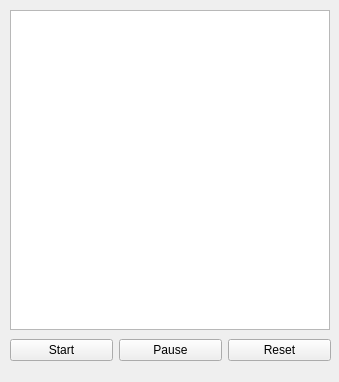
The window that timer.ui (Krahzekihz/Project-MAVERICK) describes before a commit, drawn with Qt 5.
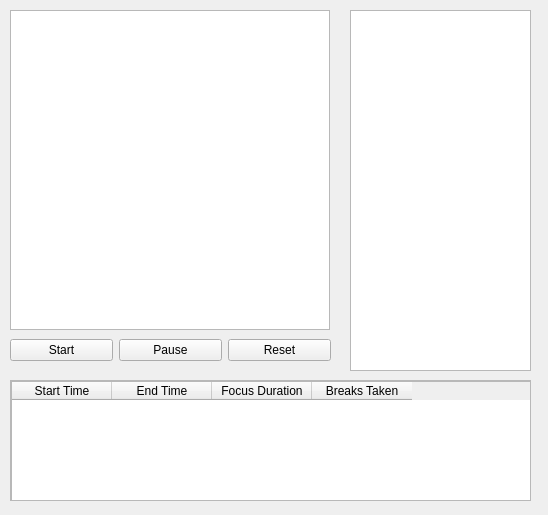
The same window after the commit.

Commit message: Pomodoro Main Features

```diff
--- a/timer.ui
+++ b/timer.ui
@@ -6,8 +6,8 @@
    <rect>
     <x>0</x>
     <y>0</y>
-    <width>339</width>
-    <height>382</height>
+    <width>548</width>
+    <height>515</height>
    </rect>
   </property>
   <property name="windowTitle">
@@ -59,6 +59,72 @@
     <enum>Qt::LayoutDirection::LeftToRight</enum>
    </property>
   </widget>
+  <widget class="QTextEdit" name="PomodoroStats">
+   <property name="geometry">
+    <rect>
+     <x>350</x>
+     <y>10</y>
+     <width>181</width>
+     <height>361</height>
+    </rect>
+   </property>
+   <property name="readOnly">
+    <bool>true</bool>
+   </property>
+  </widget>
+  <widget class="QScrollArea" name="scrollArea">
+   <property name="geometry">
+    <rect>
+     <x>10</x>
+     <y>380</y>
+     <width>521</width>
+     <height>121</height>
+    </rect>
+   </property>
+   <property name="widgetResizable">
+    <bool>true</bool>
+   </property>
+   <widget class="QWidget" name="scrollAreaWidgetContents">
+    <property name="geometry">
+     <rect>
+      <x>0</x>
+      <y>0</y>
+      <width>519</width>
+      <height>119</height>
+     </rect>
+    </property>
+    <widget class="QTableWidget" name="SessionHistoryTable">
+     <property name="geometry">
+      <rect>
+       <x>0</x>
+       <y>0</y>
+       <width>521</width>
+       <height>121</height>
+      </rect>
+     </property>
+     <column>
+      <property name="text">
+       <string>Start Time</string>
+      </property>
+     </column>
+     <column>
+      <property name="text">
+       <string>End Time</string>
+      </property>
+     </column>
+     <column>
+      <property name="text">
+       <string>Focus Duration</string>
+      </property>
+     </column>
+     <column>
+      <property name="text">
+       <string>Breaks Taken</string>
+      </property>
+     </column>
+    </widget>
+   </widget>
+  </widget>
  </widget>
  <resources/>
  <connections/>
```
The commit also changes 12 other files.
